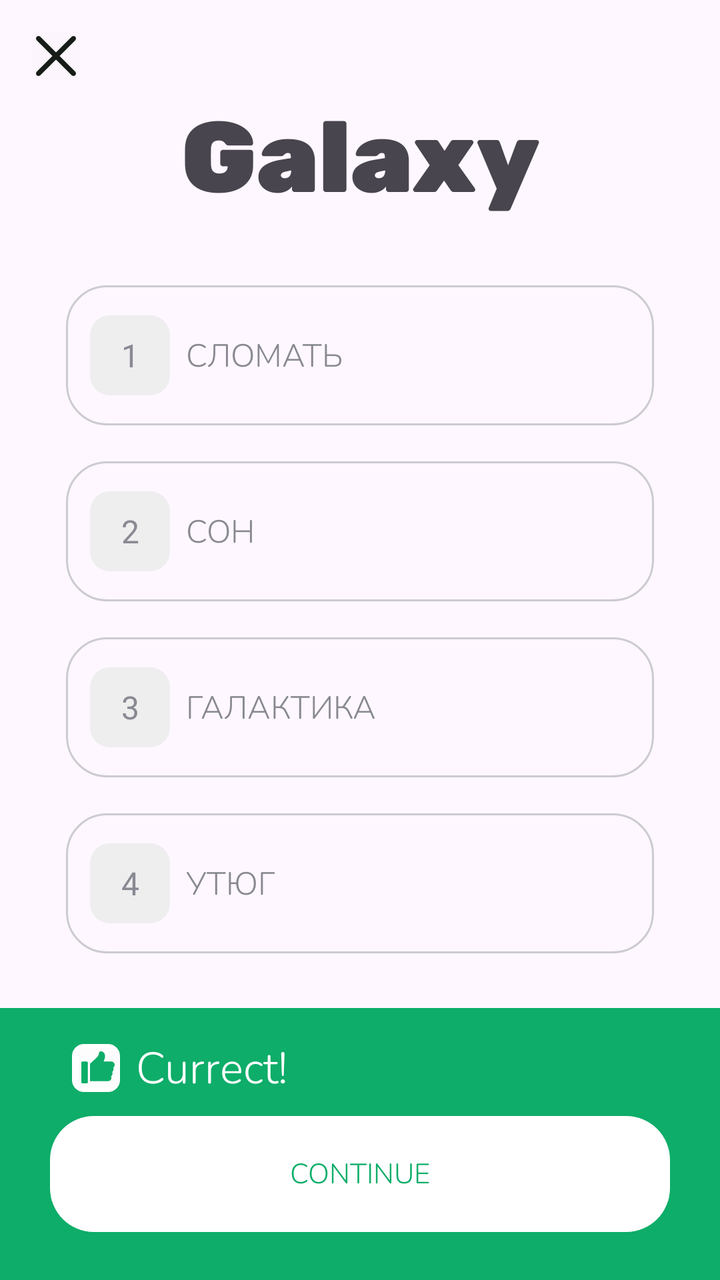
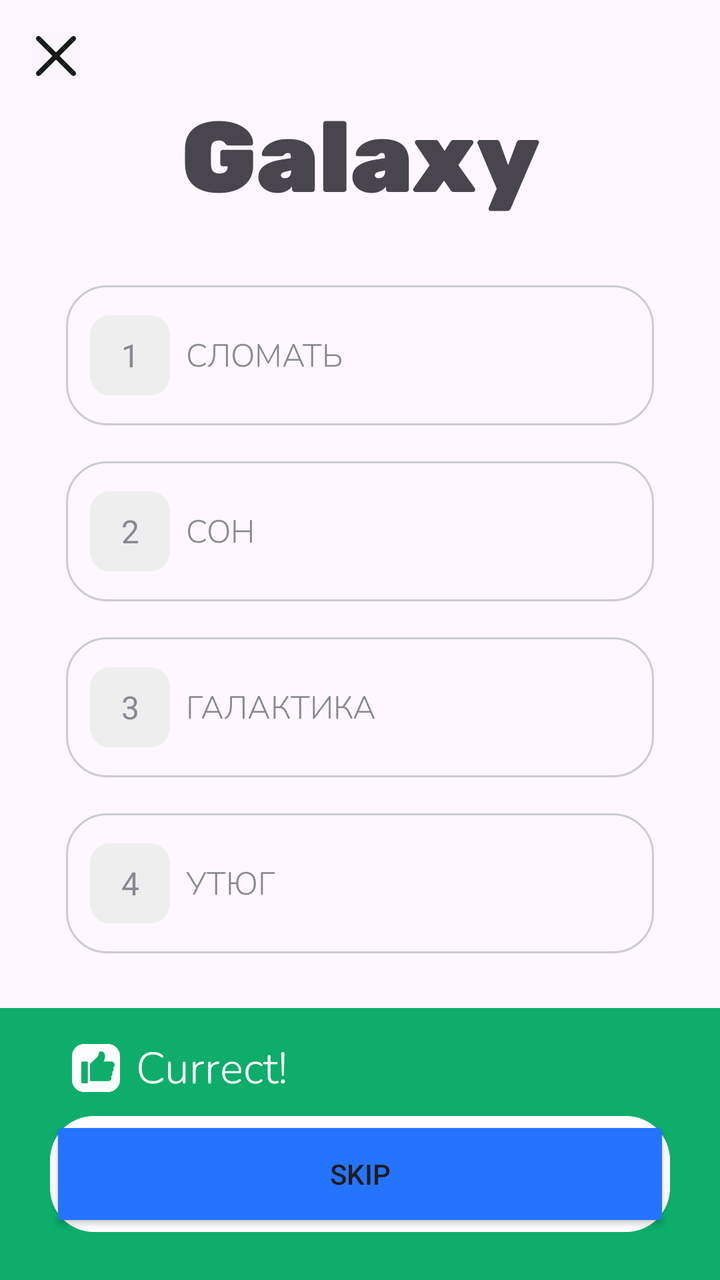

Compare the two renders of this Android layout. The source of the first and the diff that turns it into the second are given below.
<!-- AndroidManifest.xml: application theme Theme.EnglishWordsApp -->
<!-- res/layout/activity_learn_word.xml -->
<?xml version="1.0" encoding="utf-8"?>
<androidx.constraintlayout.widget.ConstraintLayout xmlns:android="http://schemas.android.com/apk/res/android"
    xmlns:app="http://schemas.android.com/apk/res-auto"
    xmlns:tools="http://schemas.android.com/tools"
    android:orientation="vertical"
    android:layout_width="match_parent"
    android:layout_height="match_parent">

    <ImageButton
        android:id="@+id/imageButton"
        android:layout_width="wrap_content"

        android:layout_height="wrap_content"
        android:layout_marginStart="16dp"
        android:layout_marginTop="16dp"
        android:background="@android:color/transparent"
        android:contentDescription="close image button"
        android:src="@drawable/ic_close"
        app:layout_constraintStart_toStartOf="parent"
        app:layout_constraintTop_toTopOf="parent" />

    <LinearLayout
        android:id="@+id/linearLayout"
        android:layout_width="match_parent"
        android:layout_height="wrap_content"
        android:layout_marginHorizontal="33dp"
        android:orientation="vertical"
        android:paddingTop="20dp"
        app:layout_constraintEnd_toEndOf="parent"
        app:layout_constraintStart_toStartOf="parent"
        app:layout_constraintTop_toBottomOf="@+id/tvQuestionWord">

        <LinearLayout
            android:layout_width="match_parent"
            android:layout_height="70dp"
            android:background="@drawable/shape_rounded_conteiners"
            android:gravity="center_vertical"
            android:orientation="horizontal">

            <TextView
                android:layout_width="40dp"
                android:layout_height="40dp"
                android:layout_marginStart="12dp"
                android:background="@drawable/shape_rounded_variants"
                android:gravity="center"
                android:text="1"
                android:textColor="#888992"
                android:textSize="16sp"
                tools:ignore="HardcodedText" />

            <TextView
                android:layout_width="wrap_content"
                android:layout_height="wrap_content"
                android:layout_marginStart="8dp"
                style="@style/TextViewVariantsStyle"
                android:text="СЛОМАТЬ"
                tools:ignore="HardcodedText" />

        </LinearLayout>

        <LinearLayout
            android:layout_width="match_parent"
            android:layout_height="70dp"
            android:layout_marginTop="18dp"
            android:background="@drawable/shape_rounded_conteiners"
            android:gravity="center_vertical"
            android:orientation="horizontal">

            <TextView
                android:layout_width="40dp"
                android:layout_height="40dp"
                android:layout_marginStart="12dp"
                android:background="@drawable/shape_rounded_variants"
                android:gravity="center"
                android:text="2"
                android:textColor="#888992"
                android:textSize="16sp"
                tools:ignore="HardcodedText" />

            <TextView
                android:layout_width="wrap_content"
                android:layout_height="wrap_content"
                android:layout_marginStart="8dp"
                style="@style/TextViewVariantsStyle"

                android:text="СОН"
                tools:ignore="HardcodedText" />

        </LinearLayout>

        <LinearLayout
            android:layout_width="match_parent"
            android:layout_height="70dp"
            android:layout_marginTop="18dp"
            android:background="@drawable/shape_rounded_conteiners"
            android:gravity="center_vertical"
            android:orientation="horizontal">

            <TextView
                android:layout_width="40dp"
                android:layout_height="40dp"
                android:layout_marginStart="12dp"
                android:background="@drawable/shape_rounded_variants"
                android:gravity="center"
                android:text="3"
                android:textColor="#888992"
                android:textSize="16sp"
                tools:ignore="HardcodedText" />

            <TextView
                android:layout_width="wrap_content"
                android:layout_height="wrap_content"
                android:layout_marginStart="8dp"
                style="@style/TextViewVariantsStyle"
                android:text="Галактика"
                tools:ignore="HardcodedText" />

        </LinearLayout>

        <LinearLayout
            android:layout_width="match_parent"
            android:layout_height="70dp"
            android:layout_marginTop="18dp"
            android:background="@drawable/shape_rounded_conteiners"
            android:gravity="center_vertical"
            android:orientation="horizontal">

            <TextView
                android:layout_width="40dp"
                android:layout_height="40dp"
                android:layout_marginStart="12dp"
                android:background="@drawable/shape_rounded_variants"
                android:gravity="center"
                android:text="4"
                android:textColor="#888992"
                android:textSize="16sp"
                tools:ignore="HardcodedText" />

            <TextView
                android:layout_width="wrap_content"
                android:layout_height="wrap_content"
                android:layout_marginStart="8dp"
                style="@style/TextViewVariantsStyle"

                android:text="Утюг"
                tools:ignore="HardcodedText" />

        </LinearLayout>

    </LinearLayout>

    <Button
        android:layout_width="310dp"
        android:layout_height="58dp"
        app:layout_constraintBottom_toBottomOf="parent"
        app:layout_constraintEnd_toEndOf="parent"
        app:layout_constraintStart_toStartOf="parent"
        android:layout_marginBottom="24dp"
        android:visibility="gone"
        android:text="@string/button_skip"
        android:textAllCaps="true"
        android:backgroundTint="#2574FF"
         />

    <TextView
        android:id="@+id/tvQuestionWord"
        android:layout_width="wrap_content"
        android:layout_height="wrap_content"
        android:layout_gravity="center_horizontal"
        android:layout_marginHorizontal="33dp"
        android:text="Galaxy"
        android:textSize="50sp"
        android:fontFamily="@font/rubik_black"
        app:layout_constraintEnd_toEndOf="parent"
        app:layout_constraintStart_toStartOf="parent"
        app:layout_constraintTop_toBottomOf="@+id/imageButton"
        tools:ignore="HardcodedText" />

    <androidx.constraintlayout.widget.ConstraintLayout
        android:layout_width="match_parent"
        android:layout_height="wrap_content"
        android:background="#0EAD69"
        app:layout_constraintBottom_toBottomOf="parent"
        app:layout_constraintEnd_toEndOf="parent"
        app:layout_constraintHorizontal_bias="0.0"
        app:layout_constraintStart_toStartOf="parent"
        tools:layout_height="136dp">

        <ImageView
            android:id="@+id/imageView"
            android:layout_width="wrap_content"
            android:layout_height="wrap_content"
            android:layout_marginStart="36dp"
            android:layout_marginTop="18dp"
            android:contentDescription="currect answer image"
            android:src="@drawable/ic_correct"
            app:layout_constraintStart_toStartOf="parent"
            app:layout_constraintTop_toTopOf="parent"
            app:layout_goneMarginTop="18dp" />

        <TextView
            android:layout_width="wrap_content"
            android:layout_height="wrap_content"
            android:layout_marginStart="8dp"
            android:text="Currect!"
            android:textColor="@color/white"
            android:textSize="22sp"
            android:fontFamily="@font/nunito_light"

            app:layout_constraintBottom_toBottomOf="@+id/imageView"
            app:layout_constraintStart_toEndOf="@+id/imageView"
            app:layout_constraintTop_toTopOf="@+id/imageView"
            tools:ignore="HardcodedText" />

        <android.widget.Button
            android:layout_width="310dp"
            android:layout_height="58dp"
            android:background="@drawable/shape_button_footer"
            app:layout_constraintBottom_toBottomOf="parent"
            app:layout_constraintEnd_toEndOf="parent"
            app:layout_constraintStart_toStartOf="parent"
            android:layout_marginTop="12dp"
            android:layout_marginBottom="24dp"
            android:backgroundTint="@color/white"
            android:textColor="#0EAD69"

            android:text="@string/button_continue"
            android:textAllCaps="true"
            android:fontFamily="@font/nunito_light"
            app:layout_constraintTop_toBottomOf="@+id/imageView"
             />
    </androidx.constraintlayout.widget.ConstraintLayout>

</androidx.constraintlayout.widget.ConstraintLayout>
<!-- resources referenced by this layout -->
<resources>
  <color name="white">#FFFFFFFF</color>
  <!-- drawable ic_close (drawable) -->
  <vector xmlns:android="http://schemas.android.com/apk/res/android"
      android:width="24dp"
      android:height="24dp"
      android:viewportWidth="24"
      android:viewportHeight="24">
    <path
        android:pathData="M0,0h24v24h-24z"
        android:strokeAlpha="0.01"
        android:fillColor="#000000"
        android:fillAlpha="0.01"/>
    <path
        android:pathData="M13.762,11.994L21.622,4.134C22.11,3.646 22.11,2.855 21.622,2.367C21.133,1.878 20.343,1.878 19.854,2.367L11.994,10.227L4.134,2.367C3.645,1.878 2.855,1.878 2.366,2.367C1.878,2.855 1.878,3.646 2.366,4.134L10.227,11.994L2.366,19.854C1.878,20.342 1.878,21.134 2.366,21.622C2.61,21.865 2.93,21.987 3.25,21.987C3.57,21.987 3.89,21.865 4.134,21.621L11.994,13.761L19.854,21.621C20.098,21.865 20.418,21.987 20.738,21.987C21.058,21.987 21.378,21.865 21.622,21.621C22.11,21.133 22.11,20.342 21.622,19.854L13.762,11.994Z"
        android:fillColor="#161C18"
        android:fillType="evenOdd"/>
  </vector>
  <!-- drawable ic_correct (drawable) -->
  <vector xmlns:android="http://schemas.android.com/apk/res/android"
      android:width="24dp"
      android:height="24dp"
      android:viewportWidth="24"
      android:viewportHeight="24">
    <path
        android:pathData="M6,0L18,0A6,6 0,0 1,24 6L24,18A6,6 0,0 1,18 24L6,24A6,6 0,0 1,0 18L0,6A6,6 0,0 1,6 0z"
        android:fillColor="#ffffff"/>
    <path
        android:pathData="M3,2h20v20h-20z"
        android:strokeAlpha="0.01"
        android:fillColor="#000000"
        android:fillAlpha="0.01"/>
    <path
        android:pathData="M15.784,8.786C15.784,8.786 19.887,8.771 19.975,8.786C21.425,9.031 21.84,10.999 20.599,11.794C21.02,12.539 20.774,13.509 20.055,13.97C20.476,14.715 20.23,15.686 19.51,16.147C20.114,17.214 19.312,18.581 18.088,18.58H9.02V9.874C9.02,9.874 11.644,7.497 12.489,6.673C12.973,6.2 13.286,5.571 13.412,4.909C13.426,4.832 13.435,4.755 13.444,4.677C13.466,4.49 13.488,4.304 13.586,4.137C13.707,3.933 13.91,3.78 14.14,3.722C14.543,3.62 15.042,3.716 15.399,3.907C16.497,4.493 16.753,6.142 16.357,7.222L15.784,8.786ZM5.211,8.786H7.387C7.686,8.786 7.931,9.029 7.931,9.33V19.124C7.931,19.424 7.687,19.668 7.387,19.668H5.211C4.91,19.668 4.667,19.424 4.667,19.124V9.33C4.667,9.029 4.911,8.786 5.211,8.786Z"
        android:fillColor="#0EAD69"
        android:fillType="evenOdd"/>
  </vector>
  <!-- drawable shape_button_footer (drawable) -->
  <?xml version="1.0" encoding="utf-8"?>
  <shape xmlns:android="http://schemas.android.com/apk/res/android">
  <corners android:radius="22dp"/>
  </shape>
  <!-- drawable shape_rounded_conteiners (drawable) -->
  <?xml version="1.0" encoding="utf-8"?>
  <shape xmlns:android="http://schemas.android.com/apk/res/android">
  <stroke android:width="1dp"
      android:color="#CCCCD0"/>
      <corners android:radius="20dp" />
  
  </shape>
  <!-- drawable shape_rounded_variants (drawable) -->
  <?xml version="1.0" encoding="utf-8"?>
  <shape xmlns:android="http://schemas.android.com/apk/res/android">
  <solid android:color="#EEEEEF"/>
      <corners android:radius="10dp"/>
  </shape>
  <string name="button_continue">Continue</string>
  <string name="button_skip">SKIP</string>
  <style name="TextViewVariantsStyle" parent="TextAppearance.AppCompat">
          <item name="android:fontFamily">@font/nunito_light</item>
          <item name="android:textSize">16sp</item>
          <item name="android:textColor">@color/textVariantsColor</item>
          <item name="textAllCaps">true</item>
  
      </style>
  <style name="Theme.EnglishWordsApp" parent="Base.Theme.EnglishWordsApp" />
  <color name="textVariantsColor">#888992</color>
  <style name="Base.Theme.EnglishWordsApp" parent="Theme.Material3.DayNight.NoActionBar">
          
          
          <item name="android:statusBarColor">@color/white</item>
      </style>
</resources>

<!-- the commit's change to res/layout/activity_learn_word.xml (unified diff, before → after) -->
@@ -31,13 +31,15 @@
         app:layout_constraintTop_toBottomOf="@+id/tvQuestionWord">
 
         <LinearLayout
-            android:layout_width="match_parent"
-            android:layout_height="70dp"
-            android:background="@drawable/shape_rounded_conteiners"
-            android:gravity="center_vertical"
-            android:orientation="horizontal">
-
-            <TextView
+            android:id="@+id/layoutAnswer1"
+            android:layout_width="match_parent"
+            android:layout_height="70dp"
+            android:background="@drawable/shape_rounded_conteiners"
+            android:gravity="center_vertical"
+            android:orientation="horizontal">
+
+            <TextView
+                android:id="@+id/tvVariantNumber1"
                 android:layout_width="40dp"
                 android:layout_height="40dp"
                 android:layout_marginStart="12dp"
@@ -49,6 +51,7 @@
                 tools:ignore="HardcodedText" />
 
             <TextView
+                android:id="@+id/tvVariantValue1"
                 android:layout_width="wrap_content"
                 android:layout_height="wrap_content"
                 android:layout_marginStart="8dp"
@@ -89,14 +92,16 @@
         </LinearLayout>
 
         <LinearLayout
-            android:layout_width="match_parent"
-            android:layout_height="70dp"
-            android:layout_marginTop="18dp"
-            android:background="@drawable/shape_rounded_conteiners"
-            android:gravity="center_vertical"
-            android:orientation="horizontal">
-
-            <TextView
+            android:id="@+id/layoutAnswer3"
+            android:layout_width="match_parent"
+            android:layout_height="70dp"
+            android:layout_marginTop="18dp"
+            android:background="@drawable/shape_rounded_conteiners"
+            android:gravity="center_vertical"
+            android:orientation="horizontal">
+
+            <TextView
+                android:id="@+id/tvVariantNumber3"
                 android:layout_width="40dp"
                 android:layout_height="40dp"
                 android:layout_marginStart="12dp"
@@ -108,6 +113,7 @@
                 tools:ignore="HardcodedText" />
 
             <TextView
+                android:id="@+id/tvVariantValue3"
                 android:layout_width="wrap_content"
                 android:layout_height="wrap_content"
                 android:layout_marginStart="8dp"
@@ -150,13 +156,14 @@
     </LinearLayout>
 
     <Button
+        android:id="@+id/btnSkip"
         android:layout_width="310dp"
         android:layout_height="58dp"
         app:layout_constraintBottom_toBottomOf="parent"
         app:layout_constraintEnd_toEndOf="parent"
         app:layout_constraintStart_toStartOf="parent"
         android:layout_marginBottom="24dp"
-        android:visibility="gone"
+        android:visibility="visible"
         android:text="@string/button_skip"
         android:textAllCaps="true"
         android:backgroundTint="#2574FF"
@@ -177,6 +184,7 @@
         tools:ignore="HardcodedText" />
 
     <androidx.constraintlayout.widget.ConstraintLayout
+        android:id="@+id/layoutResult"
         android:layout_width="match_parent"
         android:layout_height="wrap_content"
         android:background="#0EAD69"
@@ -184,10 +192,12 @@
         app:layout_constraintEnd_toEndOf="parent"
         app:layout_constraintHorizontal_bias="0.0"
         app:layout_constraintStart_toStartOf="parent"
-        tools:layout_height="136dp">
+        tools:layout_height="136dp"
+        tools:visibility="gone">
+
 
         <ImageView
-            android:id="@+id/imageView"
+            android:id="@+id/ivResultIcon"
             android:layout_width="wrap_content"
             android:layout_height="wrap_content"
             android:layout_marginStart="36dp"
@@ -199,6 +209,7 @@
             app:layout_goneMarginTop="18dp" />
 
         <TextView
+            android:id="@+id/tvResultMessage"
             android:layout_width="wrap_content"
             android:layout_height="wrap_content"
             android:layout_marginStart="8dp"
@@ -207,12 +218,14 @@
             android:textSize="22sp"
             android:fontFamily="@font/nunito_light"
 
-            app:layout_constraintBottom_toBottomOf="@+id/imageView"
-            app:layout_constraintStart_toEndOf="@+id/imageView"
-            app:layout_constraintTop_toTopOf="@+id/imageView"
+
+            app:layout_constraintBottom_toBottomOf="@+id/ivResultIcon"
+            app:layout_constraintStart_toEndOf="@+id/ivResultIcon"
+            app:layout_constraintTop_toTopOf="@+id/ivResultIcon"
             tools:ignore="HardcodedText" />
 
         <android.widget.Button
+            android:id="@+id/btnContinue"
             android:layout_width="310dp"
             android:layout_height="58dp"
             android:background="@drawable/shape_button_footer"
@@ -227,7 +240,7 @@
             android:text="@string/button_continue"
             android:textAllCaps="true"
             android:fontFamily="@font/nunito_light"
-            app:layout_constraintTop_toBottomOf="@+id/imageView"
+            app:layout_constraintTop_toBottomOf="@+id/ivResultIcon"
              />
     </androidx.constraintlayout.widget.ConstraintLayout>
 
